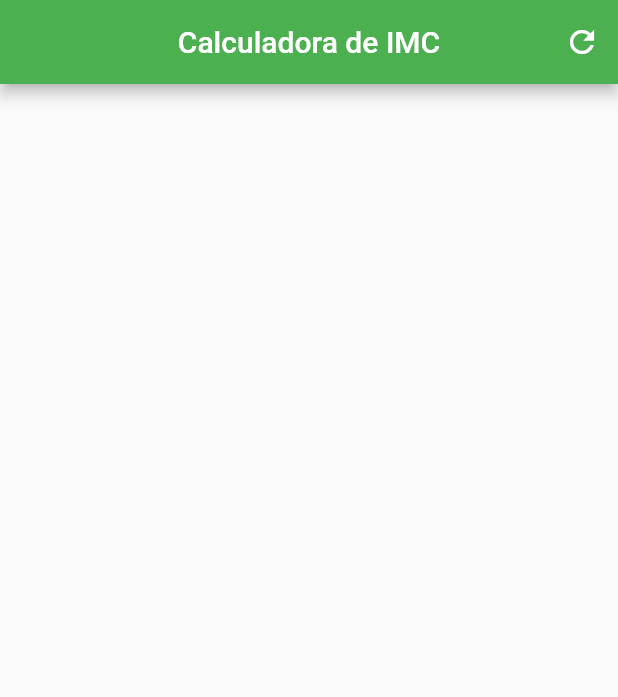
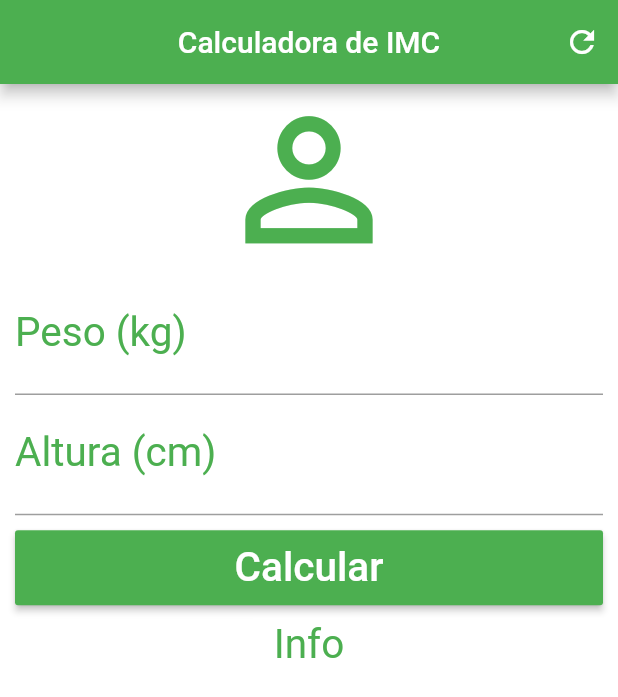
Before and after one commit to Dandy27/calculo_imc, a Flutter app: the screen it shows after launch, on a phone screen of 412 x 824 dp. Shown: the top 697 px of the screen. Run offline on Flutter 3.47's test engine with Material 2 defaults, Android fonts, the phone set to English and light mode, and no system bars.

Commit message:
Add ScrollView e RaisedButton

```diff
--- a/calculo_imc/lib/main.dart
+++ b/calculo_imc/lib/main.dart
@@ -20,10 +20,63 @@ class _HomeState extends State<Home> {
         centerTitle: true,
         backgroundColor: Colors.green,
         actions: <Widget>[
-          IconButton(icon: Icon(
-              Icons.refresh),
-              onPressed: () {},)
+          IconButton(
+            icon: Icon(Icons.refresh),
+            onPressed: () {},
+          )
         ],
+      ),
+      backgroundColor: Colors.white,
+      body: SingleChildScrollView(
+        padding: EdgeInsets.fromLTRB(10.0, 0.0, 10.0, 0.0),
+        child: Column(
+          crossAxisAlignment: CrossAxisAlignment.stretch,
+          children: <Widget>[
+            Icon(
+              Icons.person_outline,
+              size: 127.0,
+              color: Colors.green,
+            ),
+            TextField(
+              keyboardType: TextInputType.number,
+              decoration: InputDecoration(
+                  labelText: "Peso (kg)",
+                  labelStyle: TextStyle(color: Colors.green)),
+              textAlign: TextAlign.center,
+              style: TextStyle(color: Colors.green, fontSize: 27.00),
+            ),
+            TextField(
+              keyboardType: TextInputType.number,
+              decoration: InputDecoration(
+                  labelText: "Altura (cm)",
+                  labelStyle: TextStyle(color: Colors.green)),
+              textAlign: TextAlign.center,
+              style: TextStyle(color: Colors.green, fontSize: 27.00),
+            ),
+            Padding(
+              padding: EdgeInsets.only(top: 10.0, bottom: 10.0),
+              child: Container(
+                height: 50.0,
+                child: RaisedButton(
+                  onPressed: () {},
+                  child: Text(
+                    "Calcular",
+                    style: TextStyle(color: Colors.white, fontSize: 27.0),
+                  ),
+                  color: Colors.green,
+                ),
+              ),
+            ),
+            Text(
+              "Info",
+              textAlign: TextAlign.center,
+              style: TextStyle(
+                color: Colors.green,
+                fontSize: 27.0,
+              ),
+            ),
+          ],
+        ),
       ),
     );
   }
```
